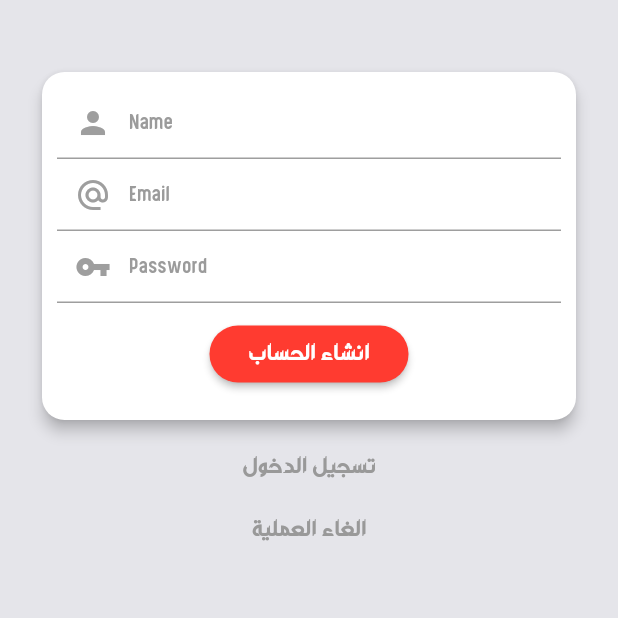
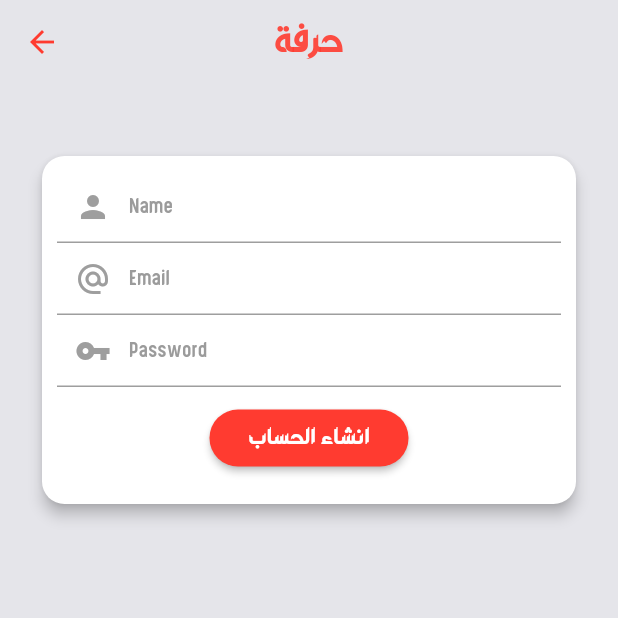
Before and after one commit to fahadmahfoth/flutter, a Flutter app: the screen it shows after launch, item 2 of the bottom bar chosen, after a tap on "انشاء حساب جديد", on a phone screen of 412 x 824 dp, the top half of it. Run offline on Flutter 3.47's test engine with Material 2 defaults, Android fonts, the phone set to English and light mode, and no system bars; our stand-ins replace fancy_bottom_navigation, pull_to_refresh, shared_preferences; network calls fail.

Commit message:
last virsion

```diff
--- a/lib/screen/addverves.dart
+++ b/lib/screen/addverves.dart
@@ -32,6 +32,7 @@ class _AddServState extends State<AddServ> {
   Widget build(BuildContext context) {
     return Scaffold(
       appBar: AppBar(
+        automaticallyImplyLeading: false,
         backgroundColor: Colors.transparent,
         elevation: 0.0,
         centerTitle: true,
@@ -82,18 +83,7 @@ class _AddServState extends State<AddServ> {
                 },
               ),
             ),
-            Container(
-              padding: EdgeInsets.only(left: 100, right: 100, top: 10),
-              child: OutlineButton(
-                onPressed: () {
-                  Navigator.pop(context);
-                },
-                child: Row(
-                  mainAxisAlignment: MainAxisAlignment.center,
-                  children: <Widget>[Icon(Icons.forward), Text("رجوع")],
-                ),
-              ),
-            )
+
           ],
         ),
       ),
--- a/lib/screen/logingui.dart
+++ b/lib/screen/logingui.dart
@@ -62,6 +62,13 @@ class _LoginPageState extends State<LoginPage> {
   @override
   Widget build(BuildContext context) {
     return Scaffold(
+      appBar: AppBar(
+        automaticallyImplyLeading: false,
+        title: Text("حرفة"),
+        centerTitle: true,
+        backgroundColor: CupertinoColors.lightBackgroundGray,
+        elevation: 0.0,
+      ),
       body: Container(
         decoration: new BoxDecoration(
           color: CupertinoColors.lightBackgroundGray,
--- a/lib/screen/signupgui.dart
+++ b/lib/screen/signupgui.dart
@@ -64,6 +64,12 @@ class _SignUpPageState extends State<SignUpPage> {
   @override
   Widget build(BuildContext context) {
     return Scaffold(
+      appBar: AppBar(
+        centerTitle: true,
+        title: Text("حرفة"),
+        elevation: 0.0,
+        backgroundColor:CupertinoColors.lightBackgroundGray ,
+      ),
       body: Container(
         decoration: new BoxDecoration(
           color: CupertinoColors.lightBackgroundGray,
@@ -185,44 +191,9 @@ class _SignUpPageState extends State<SignUpPage> {
                           ),
                         ),
 
-                        ////////////   new account///////////////
-                        Padding(
-                          padding: const EdgeInsets.only(top: 20),
-                          child: InkWell(
-                            onTap: () {
-                              Navigator.pushReplacementNamed(context, "login");
-                            },
-                            child: Text(
-                              'تسجيل الدخول',
-                              textDirection: TextDirection.ltr,
-                              style: TextStyle(
-                                color: CupertinoColors.inactiveGray,
-                                fontSize: 15.0,
-                                decoration: TextDecoration.none,
-                                fontWeight: FontWeight.normal,
-                              ),
-                            ),
-                          ),
-                        ),
 
-                        Padding(
-                          padding: const EdgeInsets.only(top: 20),
-                          child: InkWell(
-                            onTap: () {
-                              Navigator.pop(context);
-                            },
-                            child: Text(
-                              'الغاء العملية',
-                              textDirection: TextDirection.ltr,
-                              style: TextStyle(
-                                color: CupertinoColors.inactiveGray,
-                                fontSize: 15.0,
-                                decoration: TextDecoration.none,
-                                fontWeight: FontWeight.normal,
-                              ),
-                            ),
-                          ),
-                        ),
+
+
                       ],
                     ),
                   ),
```
